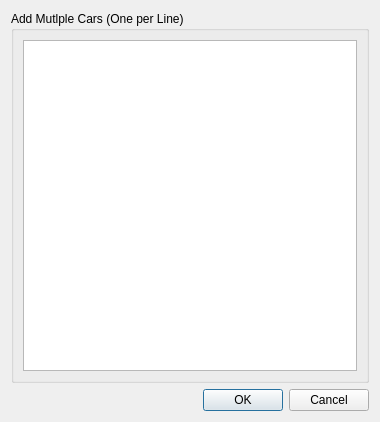
First picture: the form in resources/AddBatchDialog.ui, repository cjand225/CS499SolarCarTimer, before the edit.
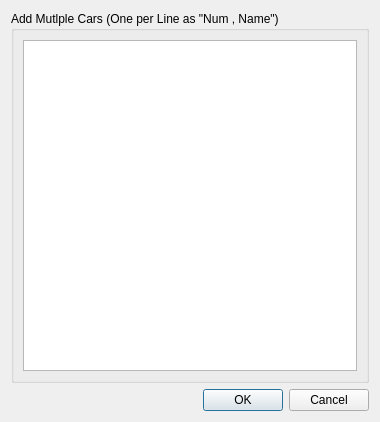
Second picture: the form after the edit.

The edit to the form file:
```diff
--- a/resources/AddBatchDialog.ui
+++ b/resources/AddBatchDialog.ui
@@ -19,7 +19,7 @@
                     <item row="0" column="0">
                         <widget class="QGroupBox" name="groupBox">
                             <property name="title">
-                                <string>Add Mutlple Cars (One per Line)</string>
+        <string>Add Mutlple Cars (One per Line as &quot;Num , Name&quot;)</string>
                             </property>
                             <layout class="QGridLayout" name="gridLayout_4">
                                 <item row="0" column="0">
```
Lines whose indentation alone changed are shown as unchanged.
